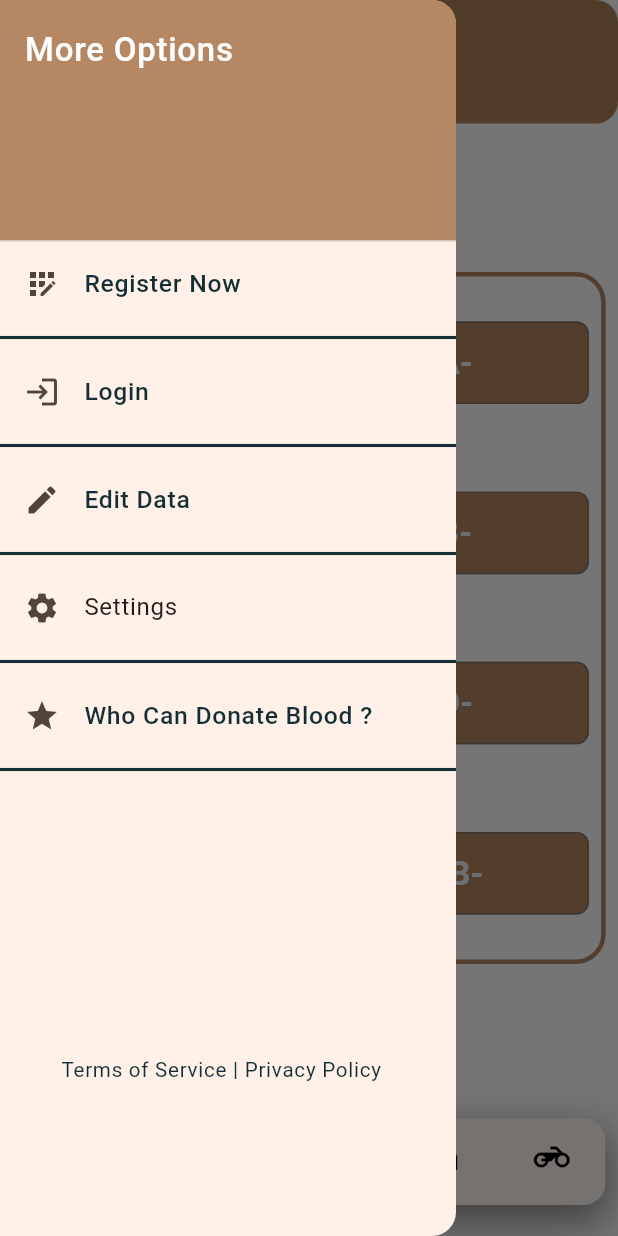
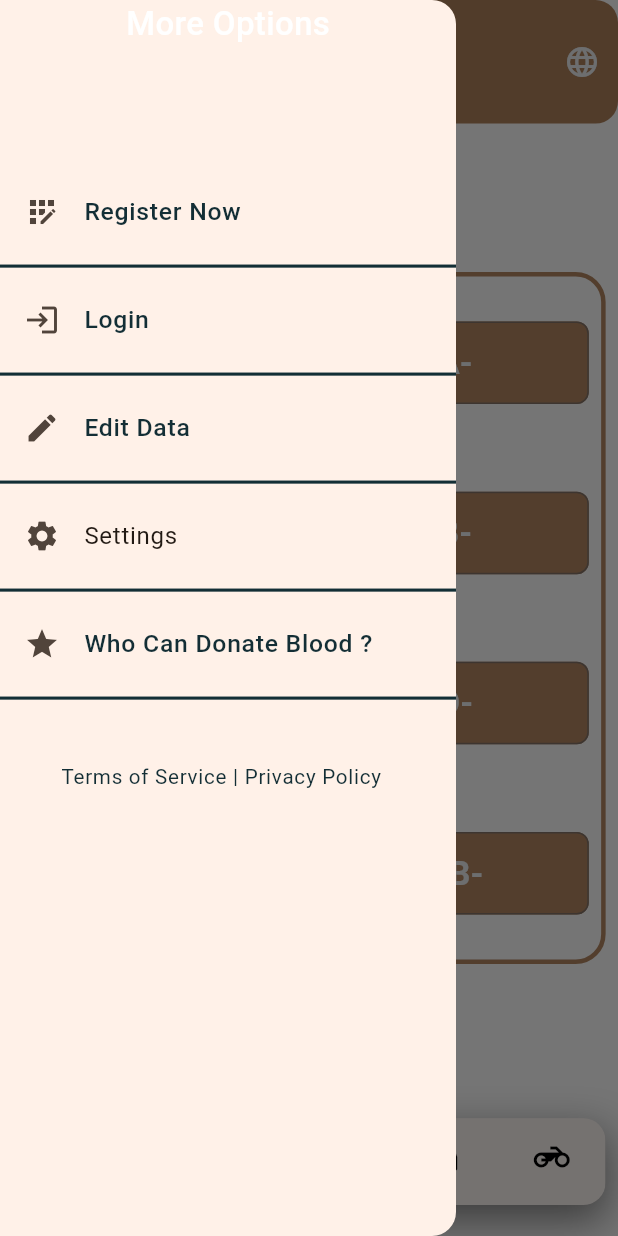
Before and after one commit to Ah95ed/myservice, a Flutter app: the screen it shows after launch, with the side drawer open, on a phone screen of 412 x 824 dp. Run offline on Flutter 3.47's test engine with Material 3 defaults, Android fonts, the phone set to English and light mode, and no system bars; our stand-ins replace cloud_firestore, firebase_auth, firebase_core, firebase_database, shared_preferences, sizer; missing offline and left inert: email_otp; accounts and stored records are empty.

Commit message:
add some value

```diff
--- a/analysis_options.yaml
+++ b/analysis_options.yaml
@@ -9,6 +9,9 @@
 # packages, and plugins designed to encourage good coding practices.
 # include: package:flutter_lints/flutter.yaml
 
+analyzer:
+  errors:
+    deprecated_member_use: ignore
 linter:
   # The lint rules applied to this project can be customized in the
   # section below to disable rules from the `package:flutter_lints/flutter.yaml`
--- a/lib/Helper/Service/Language/LanguageController.dart
+++ b/lib/Helper/Service/Language/LanguageController.dart
@@ -1,9 +1,11 @@
 import 'package:Al_Zab_township_guide/Helper/Service/Language/Language.dart';
+import 'package:Al_Zab_township_guide/Helper/Service/service.dart';
 import 'package:flutter/material.dart';
 
 class LanguageController with ChangeNotifier {
 
     Locale _locale = Locale('ar');
+
 
   Locale get locale => _locale;
 
@@ -23,15 +25,17 @@ class LanguageController with ChangeNotifier {
       notifyListeners();
     }
   }
-  // Locale language = sharedPreferences!.getString("lang") == null
-  //     ? const Locale('en')
-  //     : Locale(
-  //         sharedPreferences!.getString("lang")!,
-  //       );
+  Locale language = shared!.getString("lang") == null
+      ? const Locale('en')
+      : Locale(
+          shared!.getString("lang")!,
+        );
 
-  // void changeLanguage(String? language) {
-  //   Locale lang = Locale(language ?? "en");
-  //   sharedPreferences!.setString("lang", language!);
-  //   notifyListeners();
-  // }
+
+
+  void changeLanguage(String? lang) async {
+   this.language = Locale(lang ?? "en");
+   await shared!.setString("lang", lang!);
+    notifyListeners();
+  }
 }
--- a/lib/l10n/intl_ar.arb
+++ b/lib/l10n/intl_ar.arb
@@ -1,5 +1,5 @@
 {
-    "title": "دليل مدينة الزاب",
+    "title": "دليل ناحية الزاب",
     "professions": "المهن",
     "line": "خطوط",
     "internal_transfer": "التحويل الداخلي",
@@ -53,5 +53,6 @@
     "organ_donation": "تبرع العمل",
     "blood_transfer": "نقل الدم",
     "plasma_transfer": "نقل الفصل",
-    "organ_transfer": "نقل العمل"
+    "organ_transfer": "نقل العمل",
+    "chanage_lang": "تغيير اللغة"
 }
--- a/lib/l10n/intl_en.arb
+++ b/lib/l10n/intl_en.arb
@@ -53,5 +53,6 @@
      "organ_donation" : "Organ Donation",
      "blood_transfer" : "Blood Transfer",
      "plasma_transfer" : "Plasma Transfer",
-     "organ_transfer" : "Organ Transfer"
+     "organ_transfer" : "Organ Transfer",
+     "chanage_lang" : "Change Language"
 }
--- a/lib/main.dart
+++ b/lib/main.dart
@@ -1,5 +1,5 @@
-
-
+import 'package:Al_Zab_township_guide/Helper/Log/Logger.dart';
+import 'package:Al_Zab_township_guide/Helper/Service/Language/LanguageController.dart';
 import 'package:Al_Zab_township_guide/Helper/Service/service.dart';
 import 'package:Al_Zab_township_guide/controller/provider/BloodController/MainController.dart';
 import 'package:Al_Zab_township_guide/controller/provider/DoctorProvider/DoctorProvider.dart';
@@ -43,6 +43,10 @@ void main() async {
           create: (_) => MainController(),
           lazy: false,
         ),
+        ChangeNotifierProvider(
+          create: (_) => LanguageController(),
+          lazy: false,
+        ),
       ],
       child: MyApp(),
 
@@ -61,9 +65,15 @@ class MyApp extends StatelessWidget {
 
   @override
   Widget build(BuildContext context) {
-    return Sizer(
-      builder: (context, orientations, device) {
-        S.load(Locale.fromSubtags(languageCode: 'en'));
+    return Consumer<LanguageController>(
+      builder: (context, v, child) {
+        S.load(
+          Locale.fromSubtags(
+            languageCode: shared!.getString('lang') ?? 'en',
+          ),
+        );
+        // Logger.logger( ' ------>>>  ${shared!.getString('lang') ?? 'en'} rebuild '  );
+        return Sizer(builder: (context, orientations, device) {
           return MaterialApp(
             navigatorKey: navigatorKey,
             localizationsDelegates: [
@@ -73,8 +83,8 @@ class MyApp extends StatelessWidget {
               GlobalCupertinoLocalizations.delegate,
             ],
             supportedLocales: S.delegate.supportedLocales,
-
             debugShowCheckedModeBanner: false,
+            locale: v.language,
             title: S.current.title,
             routes: routs,
             theme: ThemeData(
@@ -83,9 +93,11 @@ class MyApp extends StatelessWidget {
               ),
               useMaterial3: true,
             ),
-          // home: MainScreen(),
-          home:shared!.getBool('spalsh') != null ?MyCustomSplashScreen(): MainScreen()  ,
+            home: shared!.getBool('spalsh') == null
+                ? MyCustomSplashScreen()
+                : MainScreen(),
           );
+        });
       },
     );
   }
--- a/lib/view/screens/MyCustomSplashScreen.dart
+++ b/lib/view/screens/MyCustomSplashScreen.dart
@@ -129,9 +129,7 @@ class _MyCustomSplashScreenState extends State<MyCustomSplashScreen>
                     'assets/asd.png',
                     fit: BoxFit.fill,
                   )
-                  // child: Text(
-                  //   'YOUR APP\'S LOGO',
-                  // ),
+
                   ),
             ),
           ),
--- a/lib/view/widget/Drawer/CustomDrawer.dart
+++ b/lib/view/widget/Drawer/CustomDrawer.dart
@@ -20,18 +20,18 @@ class Customdrawer extends StatelessWidget {
     return Drawer(
       // backgroundColor: Colors.white,
 
-      child: ListView(
-        padding: EdgeInsets.zero,
+      child: SingleChildScrollView(
+        child: Column(
           children: [
-          DrawerHeader(
-            margin: EdgeInsets.all(0),
-            padding: EdgeInsets.symmetric(
-                vertical: getheight(2), horizontal: getheight(2)),
-            duration: Duration(milliseconds: 2000),
-            decoration: BoxDecoration(
-              color: ColorUsed.primary,
-            ),
-            child: Text(
+            // DrawerHeader(
+            //   margin: EdgeInsets.all(0),
+            //   padding: EdgeInsets.symmetric(
+            //       vertical: getheight(2), horizontal: getheight(2)),
+            //   duration: Duration(milliseconds: 2000),
+            //   decoration: BoxDecoration(
+            //     color: ColorUsed.primary,
+            //   ),
+            Text(
               S.of(context).more_options,
               style: TextStyle(
                 fontSize: setFontSize(16),
@@ -39,7 +39,7 @@ class Customdrawer extends StatelessWidget {
                 color: Colors.white,
               ),
             ),
-          ),
+            SizedBox(height: getheight(10),),
             ListTile(
               leading: Icon(Icons.app_registration),
               title: Text(
@@ -116,7 +116,6 @@ class Customdrawer extends StatelessWidget {
               ),
               onTap: () {
                 read.managerScreen(WhoCanDonateScreen.route, context);
-
               },
             ),
             Divider(
@@ -125,7 +124,7 @@ class Customdrawer extends StatelessWidget {
             ),
             Padding(
               padding: EdgeInsets.symmetric(
-              vertical: getheight(20),
+                vertical: getheight(2),
                 horizontal: getWidth(6),
               ),
               child: ListTile(
@@ -145,6 +144,7 @@ class Customdrawer extends StatelessWidget {
             ),
           ],
         ),
+      ),
     );
   }
 }
```
Also changed, not shown: lib/view/screens/MainScreen.dart (+46 -2 lines), lib/generated/intl/messages_ar.dart, lib/generated/intl/messages_en.dart, lib/generated/l10n.dart. Lines whose indentation alone changed are shown as unchanged.
